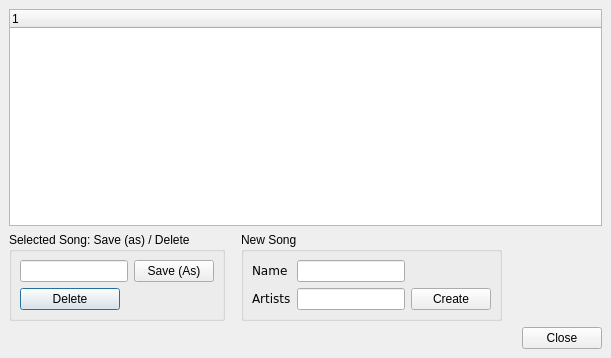
Above: src/traverso/ui/SongManagerDialog.ui from ErwanLegrand/Traverso-DAW before the change. Below: the same form after it.
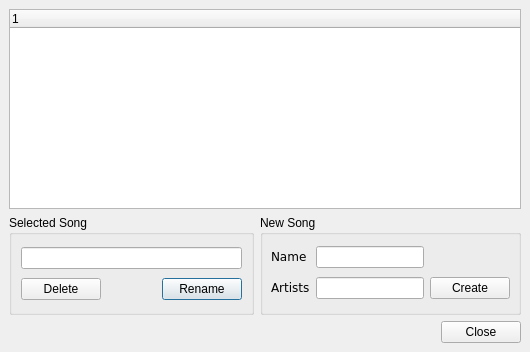
That is the form after the change.

Commit message: song managing improvements, much more robust in respect to creating and deleting songs

Diff of the .ui file:
```diff
--- a/src/traverso/ui/SongManagerDialog.ui
+++ b/src/traverso/ui/SongManagerDialog.ui
@@ -5,13 +5,13 @@
    <rect>
     <x>0</x>
     <y>0</y>
-    <width>611</width>
-    <height>358</height>
+    <width>530</width>
+    <height>352</height>
    </rect>
   </property>
   <property name="maximumSize" >
    <size>
-    <width>650</width>
+    <width>530</width>
     <height>500</height>
    </size>
   </property>
@@ -38,6 +38,12 @@
      <property name="minimumSize" >
       <size>
        <width>400</width>
+       <height>120</height>
+      </size>
+     </property>
+     <property name="maximumSize" >
+      <size>
+       <width>530</width>
        <height>200</height>
       </size>
      </property>
@@ -52,39 +58,18 @@
       <number>6</number>
      </property>
      <item>
-      <layout class="QHBoxLayout" >
-       <property name="margin" >
-        <number>0</number>
-       </property>
-       <property name="spacing" >
-        <number>16</number>
-       </property>
-       <item>
         <widget class="QGroupBox" name="groupBox_4" >
          <property name="title" >
-          <string>Selected Song: Save (as) / Delete</string>
-         </property>
-         <layout class="QGridLayout" >
+        <string>Selected Song</string>
+       </property>
+       <layout class="QVBoxLayout" >
           <property name="margin" >
-           <number>8</number>
+         <number>9</number>
           </property>
           <property name="spacing" >
            <number>6</number>
           </property>
-          <item row="1" column="0" >
-           <widget class="QPushButton" name="deleteSongButton" >
-            <property name="maximumSize" >
-             <size>
-              <width>100</width>
-              <height>16777215</height>
-             </size>
-            </property>
-            <property name="text" >
-             <string>Delete</string>
-            </property>
-           </widget>
-          </item>
-          <item row="0" column="0" >
+        <item>
            <widget class="QLineEdit" name="selectedSongName" >
             <property name="minimumSize" >
              <size>
@@ -94,12 +79,45 @@
             </property>
            </widget>
           </item>
-          <item row="0" column="1" >
-           <widget class="QPushButton" name="saveSongButton" >
+        <item>
+         <layout class="QHBoxLayout" >
+          <property name="margin" >
+           <number>0</number>
+          </property>
+          <property name="spacing" >
+           <number>6</number>
+          </property>
+          <item>
+           <widget class="QPushButton" name="deleteSongButton" >
             <property name="text" >
-             <string>Save (As)</string>
+             <string>Delete</string>
             </property>
+            <property name="autoDefault" >
+             <bool>false</bool>
+            </property>
            </widget>
+          </item>
+          <item>
+           <spacer>
+            <property name="orientation" >
+             <enum>Qt::Horizontal</enum>
+            </property>
+            <property name="sizeHint" >
+             <size>
+              <width>40</width>
+              <height>20</height>
+             </size>
+            </property>
+           </spacer>
+          </item>
+          <item>
+           <widget class="QPushButton" name="renameSongButton" >
+            <property name="text" >
+             <string>Rename</string>
+            </property>
+           </widget>
+          </item>
+         </layout>
           </item>
          </layout>
         </widget>
@@ -156,21 +174,6 @@
       </layout>
      </item>
      <item>
-      <spacer>
-       <property name="orientation" >
-        <enum>Qt::Horizontal</enum>
-       </property>
-       <property name="sizeHint" >
-        <size>
-         <width>40</width>
-         <height>20</height>
-        </size>
-       </property>
-      </spacer>
-     </item>
-    </layout>
-   </item>
-   <item>
     <widget class="QDialogButtonBox" name="buttonBox" >
      <property name="orientation" >
       <enum>Qt::Horizontal</enum>
```
Left out of the diff: 62 changed lines with no effect on the pictures. Lines whose indentation alone changed are shown as unchanged. The commit also changes 8 other files.
